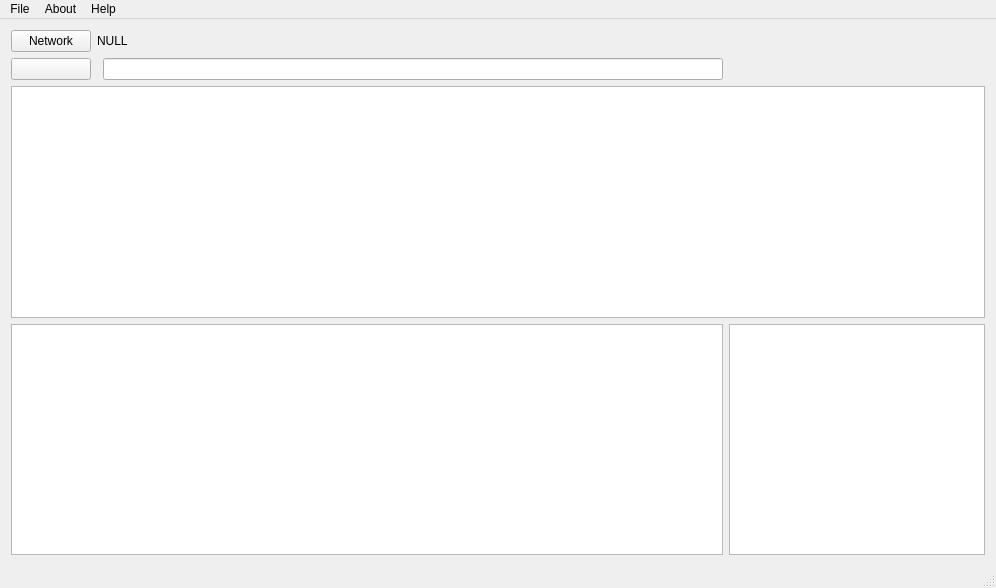
This is ui/mainwindow.ui in zqzqz/SimpleSniffer as Qt 5 draws it before an edit. The edited form follows.
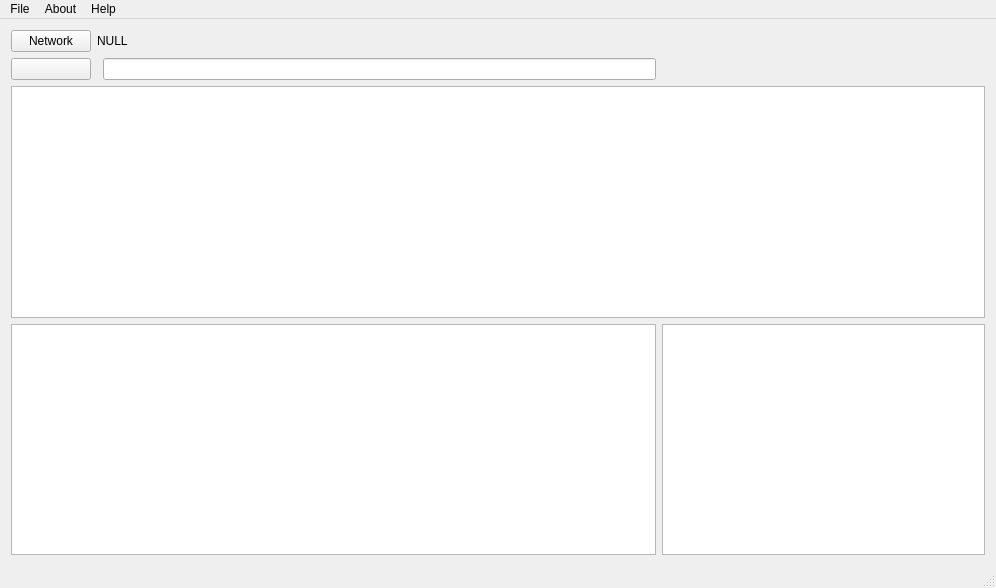
This is the edited form. Icons and pictures are not drawn.

Diff of the .ui file:
```diff
--- a/ui/mainwindow.ui
+++ b/ui/mainwindow.ui
@@ -16,7 +16,7 @@
   <widget class="QWidget" name="centralWidget">
    <layout class="QGridLayout" name="gridLayout_2">
     <item row="0" column="0">
-     <layout class="QGridLayout" name="gridLayout_3" rowstretch="0,0,0,0,0,0,0" columnstretch="2,0">
+     <layout class="QGridLayout" name="gridLayout_3" rowstretch="0,0,0,0,0,0,0" columnstretch="2,1">
       <item row="3" column="0" colspan="2">
        <widget class="QTableView" name="tableView">
         <property name="lineWidth">
@@ -41,7 +41,7 @@
        <widget class="QTextBrowser" name="textBrowser">
         <property name="font">
          <font>
-          <pointsize>11</pointsize>
+          <pointsize>9</pointsize>
          </font>
         </property>
        </widget>
```
